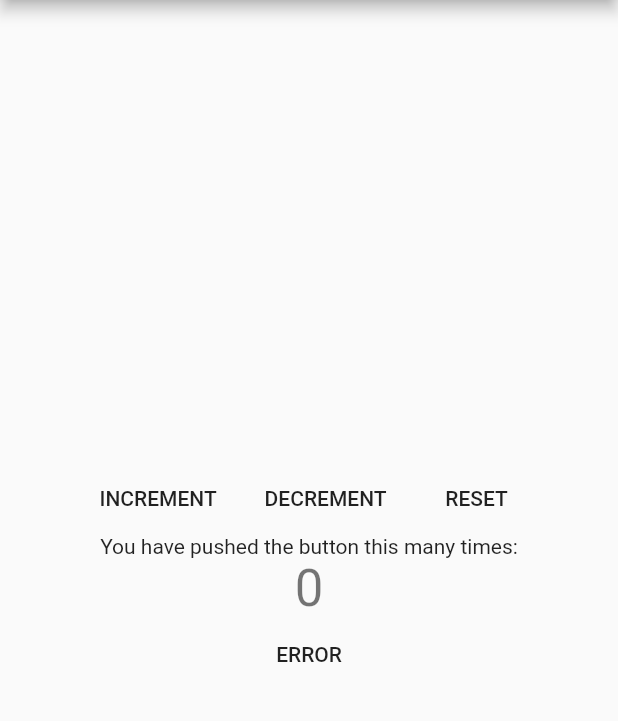
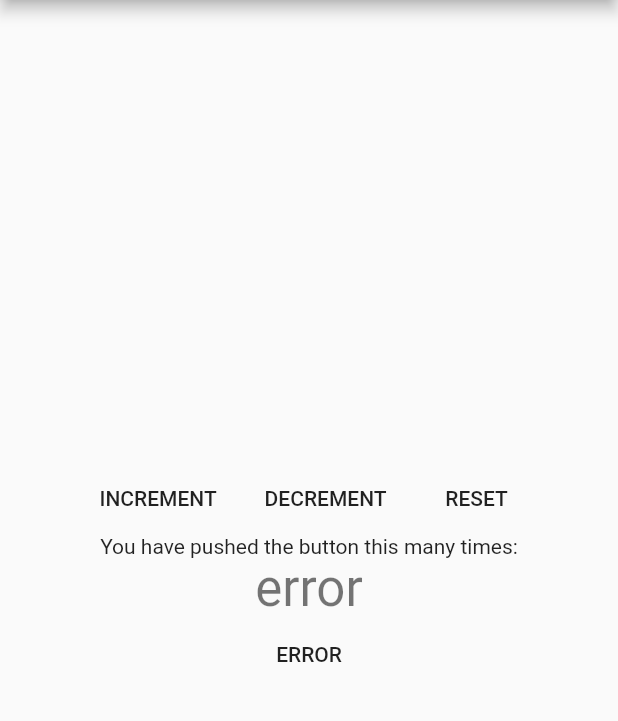
Before and after one commit to tyrcord/tbloc_dart, a Flutter app: the screen it shows after launch, after a tap on "INCREMENT", after a tap on "DECREMENT", after a tap on "ERROR", on a phone screen of 412 x 824 dp, the part 84-805 px from its top. Run offline on Flutter 3.47's test engine with Material 2 defaults, Android fonts, the phone set to English and light mode, and no system bars; our stand-ins replace equatable, rxdart; missing offline and left inert: subx.

Commit message:
Remove error param from BlocBuilder

```diff
--- a/example/lib/counter.bloc.dart
+++ b/example/lib/counter.bloc.dart
@@ -15,9 +15,17 @@ class CounterBloc
       yield CounterBlocState(counter: counter + 1);
     } else if (event.payload == CounterBlocEventAction.error) {
       throw 'error';
+    } else if (event.payload == CounterBlocEventAction.errorRaised) {
+      yield CounterBlocState(exception: 'error');
     } else {
       yield CounterBlocState(counter: counter > 0 ? counter - 1 : 0);
     }
+  }
+
+  @override
+  void handleError(error) {
+    super.handleError(error);
+    dispatchEvent(CounterBlocEvent.errorRaised());
   }
 }
 
@@ -26,7 +34,8 @@ class CounterBlocState extends BlocState {
 
   const CounterBlocState({
     this.counter = 0,
-  }) : super();
+    dynamic exception,
+  }) : super(exception: exception);
 
   @override
   List<Object> get props => [
@@ -38,6 +47,7 @@ enum CounterBlocEventAction {
   increment,
   decrement,
   error,
+  errorRaised,
 }
 
 class CounterBlocEvent extends BlocEvent<CounterBlocEventAction> {
@@ -61,4 +71,8 @@ class CounterBlocEvent extends BlocEvent<CounterBlocEventAction> {
       : this(
           action: CounterBlocEventAction.error,
         );
+  CounterBlocEvent.errorRaised()
+      : this(
+          action: CounterBlocEventAction.errorRaised,
+        );
 }
--- a/example/lib/main.dart
+++ b/example/lib/main.dart
@@ -84,9 +84,9 @@ class CounterWidget extends StatelessWidget {
 
     return BlocBuilderWidget(
       bloc: bloc,
-      builder: (BuildContext context, CounterBlocState state, dynamic error) {
+      builder: (BuildContext context, CounterBlocState state) {
         return Text(
-          error != null ? 'error' : '${state.counter}',
+          state.hasException ? state.exception.toString() : '${state.counter}',
           style: Theme.of(context).textTheme.headline4,
         );
       },
--- a/lib/core/base/bloc_builder.dart
+++ b/lib/core/base/bloc_builder.dart
@@ -26,7 +26,6 @@ class BlocBuilderWidget<S extends BlocState> extends StatelessWidget {
           return builder(
             context,
             snapshot.data ?? bloc.currentState,
-            snapshot.error,
           );
         }
 
--- a/lib/core/types/bloc_builder.type.dart
+++ b/lib/core/types/bloc_builder.type.dart
@@ -4,5 +4,4 @@ import 'package:tbloc_dart/core/states/states.dart';
 typedef BlocBuilder<S extends BlocState> = Widget Function(
   BuildContext context,
   S state,
-  dynamic error,
 );
```
